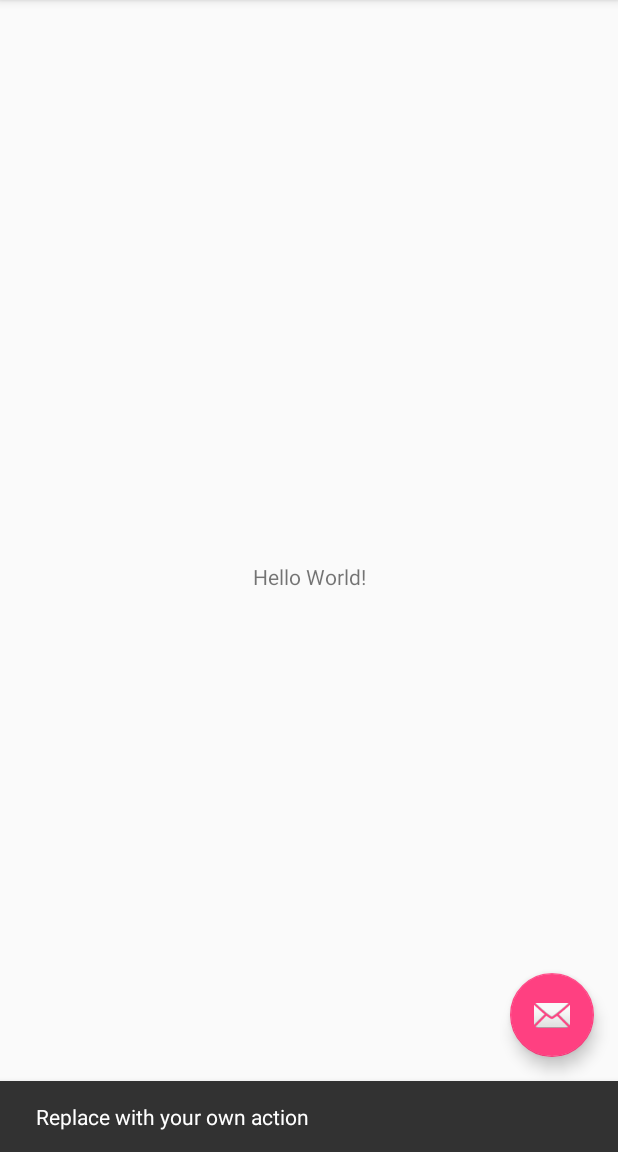
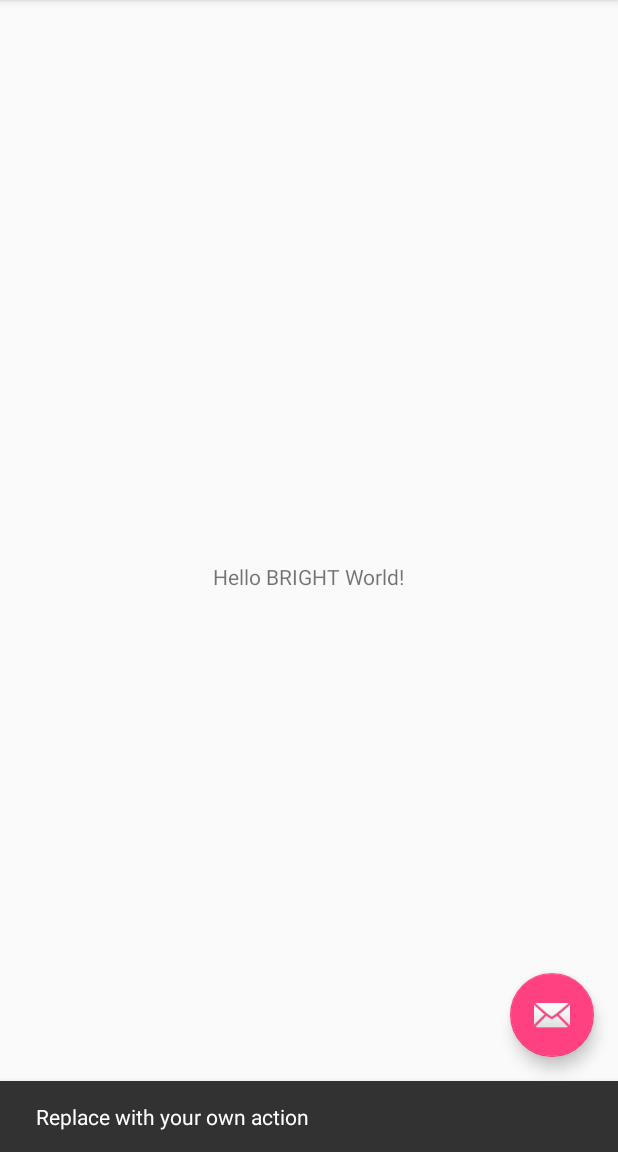
Before and after one commit to kjue25/BBAFinalProject, an Android app: the SensorActivity screen opened directly, with no data from a screen before it, after a tap on an icon or button, on a phone screen of 412 x 824 dp, the part 84-1236 px from its top. Run offline under Robolectric (Android 15) with nearby library versions, the phone set to English and light mode, and no system bars.

Commit message:
Light sensor app displays different screens for bright vs. dark.

```diff
--- a/app/src/main/java/com/example/kyliejue/bbafinalproject/MainActivity.java
+++ b/app/src/main/java/com/example/kyliejue/bbafinalproject/MainActivity.java
@@ -33,6 +33,8 @@ public class MainActivity extends Activity implements SensorEventListener {
         float illuminance = event.values[0];
         if (illuminance > 10.0) {
             setContentView(R.layout.activity_sensor);
+        } else {
+            setContentView(R.layout.activity_main);
         }
         // Do something with this sensor data.
     }
--- a/app/src/main/res/layout/content_sensor.xml
+++ b/app/src/main/res/layout/content_sensor.xml
@@ -12,7 +12,7 @@
     <TextView
         android:layout_width="wrap_content"
         android:layout_height="wrap_content"
-        android:text="Hello World!"
+        android:text="Hello BRIGHT World!"
         app:layout_constraintBottom_toBottomOf="parent"
         app:layout_constraintLeft_toLeftOf="parent"
         app:layout_constraintRight_toRightOf="parent"
```
Also changed, not shown: app/src/main/res/layout/activity_main.xml (+9 -0 lines).
